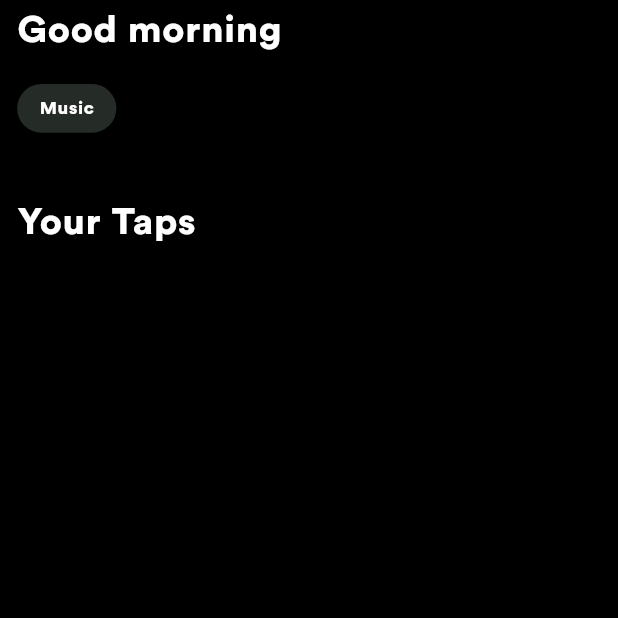
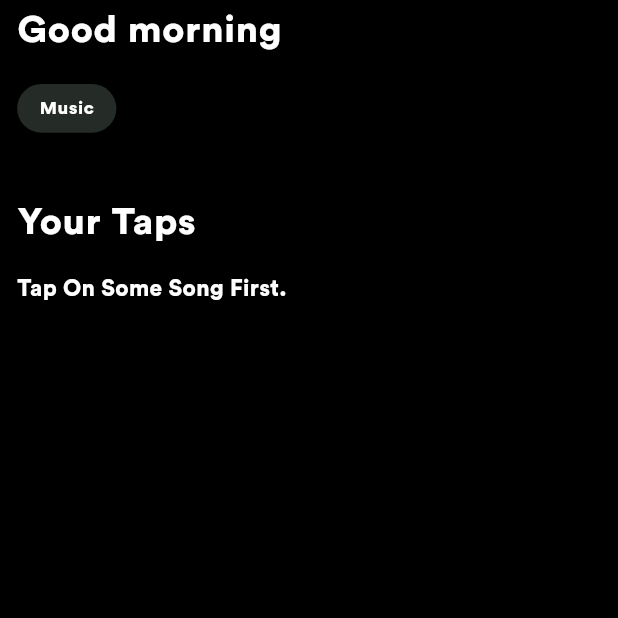
Before and after one commit to Arjunkvl/octave, a Flutter app: the HomePage screen opened directly, on a phone screen of 412 x 824 dp, the top half of it. Run offline on Flutter 3.47's test engine with Material 3 defaults, Android fonts, the phone set to English and light mode, and no system bars; our stand-ins replace animated_text_kit, audio_service, audio_video_progress_bar, cached_network_image, cloud_firestore, dartz and 17 more; missing offline and left inert: id3tag, youtube_explode_dart; accounts and stored records are empty; network calls fail.

Commit message:
i think this can be the alpha version

```diff
--- a/lib/Presentation/pages/Home Page/bloc/All Song/all_songs_cubit.dart
+++ b/lib/Presentation/pages/Home Page/bloc/All Song/all_songs_cubit.dart
@@ -13,7 +13,9 @@ class AllSongsCubit extends Cubit<AllSongsState> {
   Future<void> getAllSongs({int page = 1}) async {
     final Option<List<Song>> result =
         await locator<GetAllSongsWithPagination>().call(page: page);
-    result.fold(() {}, (songs) {
+    result.fold(() {
+      emit(NoSongFoundState(songs: []));
+    }, (songs) {
       emit(AllSongsLoaded(songs: List.from(state.songs)..addAll(songs)));
       isfetching = false;
     });
--- a/lib/Presentation/pages/Home Page/bloc/All Song/all_songs_state.dart
+++ b/lib/Presentation/pages/Home Page/bloc/All Song/all_songs_state.dart
@@ -15,6 +15,10 @@ final class AllSongLoading extends AllSongsState {
   AllSongLoading({required super.songs});
 }
 
+final class NoSongFoundState extends AllSongsState {
+  NoSongFoundState({required super.songs});
+}
+
 final class AllSongsLoaded extends AllSongsState {
   AllSongsLoaded({required super.songs});
 }
--- a/lib/Presentation/pages/Home Page/page/home_page.dart
+++ b/lib/Presentation/pages/Home Page/page/home_page.dart
@@ -131,12 +131,12 @@ class _HomePageState extends State<HomePage> {
                 ),
               ),
               SliverToBoxAdapter(
-                child: SizedBox(
-                  height: 160.h,
                 child: BlocBuilder<AllSongsCubit, AllSongsState>(
                   builder: (context, state) {
                     if (state is AllSongsLoaded) {
-                        return NotificationListener<ScrollNotification>(
+                      return SizedBox(
+                        height: 160.h,
+                        child: NotificationListener<ScrollNotification>(
                           onNotification: (ScrollNotification scrollInfo) {
                             if (scrollInfo.metrics.pixels ==
                                     scrollInfo.metrics.maxScrollExtent &&
@@ -159,12 +159,15 @@ class _HomePageState extends State<HomePage> {
                               song: state.songs[index],
                             ),
                           ),
+                        ),
                       );
+                    }
+                    if (state is NoSongFoundState) {
+                      return Text('Tap On Some Song First.');
                     } else {
                       return SizedBox.shrink();
                     }
                   },
-                  ),
                 ),
               ),
               SliverToBoxAdapter(
--- a/lib/Presentation/pages/Playing page/bloc/PlayingPageBloc/playing_page_bloc.dart
+++ b/lib/Presentation/pages/Playing page/bloc/PlayingPageBloc/playing_page_bloc.dart
@@ -1,3 +1,5 @@
+import 'dart:developer';
+
 import 'package:audio_service/audio_service.dart';
 import 'package:equatable/equatable.dart';
 import 'package:flutter_bloc/flutter_bloc.dart';
@@ -6,6 +8,7 @@ import 'package:marshal/Presentation/pages/Main%20Home%20Page/bloc/Player%20Cont
 import 'package:marshal/Presentation/pages/Playing%20page/helpers/button_states.dart';
 import 'package:marshal/Presentation/pages/Playing%20page/helpers/change_notifier.dart';
 import 'package:marshal/Presentation/pages/Playing%20page/helpers/variables.dart';
+import 'package:marshal/application/Services/Youtube/youtube_api.dart';
 import 'package:marshal/application/dependency_injection.dart';
 import 'package:marshal/data/models/song_model.dart';
 
@@ -39,11 +42,11 @@ class PlayingPageBloc extends Bloc<PlayingPageEvent, PlayingPageState> {
       await _audioHandler.pause();
       playButtonState.value = PlayButtonState.loading;
       add(UpdatePlayingPageEvent(song: event.song));
-      final Box<Song> box = await Hive.openBox('songsBox');
+      final Box<Song> box = await Hive.openBox<Song>('tapsBox');
       if (!box.values.contains(event.song)) {
+        log('song added');
         await box.add(event.song);
       }
-
       final mediaItem = MediaItem(
         id: '0',
         title: event.song.title,
@@ -51,8 +54,10 @@ class PlayingPageBloc extends Bloc<PlayingPageEvent, PlayingPageState> {
         artist: event.song.artist,
         extras: {
           'songId': event.song.songId,
-          'songUrl': event.song.songUrl,
-          'song': event.song
+          'songUrl': event.song.songUrl == '' ||
+                  event.song.songUrl.contains('googlevideo')
+              ? await YoutubeApiServices().getAudioOnlyLink(song: event.song)
+              : event.song.songUrl,
         },
       );
       int indexOfSong = _audioHandler.queue.value
--- a/lib/data/repository/song_repo_impl.dart
+++ b/lib/data/repository/song_repo_impl.dart
@@ -1,12 +1,9 @@
-import 'dart:developer';
-
 import 'package:audio_service/audio_service.dart';
 import 'package:cloud_firestore/cloud_firestore.dart';
 import 'package:dartz/dartz.dart';
 import 'package:hive/hive.dart';
 import 'package:just_audio/just_audio.dart';
 import 'package:just_audio_background/just_audio_background.dart';
-import 'package:marshal/data/helping_var.dart';
 import 'package:marshal/data/models/Category%20model/category_model.dart';
 import 'package:marshal/data/models/song_model.dart';
 import 'package:marshal/domain/repository/repository.dart';
@@ -108,7 +105,7 @@ class SongRepoImpl implements SongRepo {
   Future<Option<List<Song>>> getAllSongsWithPagination(
       {required int page}) async {
     const int pageSize = 9;
-    final Box<Song> box = await Hive.openBox('songsBox');
+    final Box<Song> box = await Hive.openBox('tapsBox');
     final int startIndex = page * pageSize;
     final int endIndex = startIndex + pageSize;
     final int length = box.length;
@@ -119,6 +116,9 @@ class SongRepoImpl implements SongRepo {
     for (int i = startIndex; i < endIndex && i < length; i++) {
       songs.add(box.getAt(i)!);
     }
+    if (songs.isEmpty) {
+      return none();
+    }
     return some(songs);
   }
 }
```
Also changed, not shown: lib/application/Services/audio_handler.dart (+4 -11 lines). Lines whose indentation alone changed are shown as unchanged.
